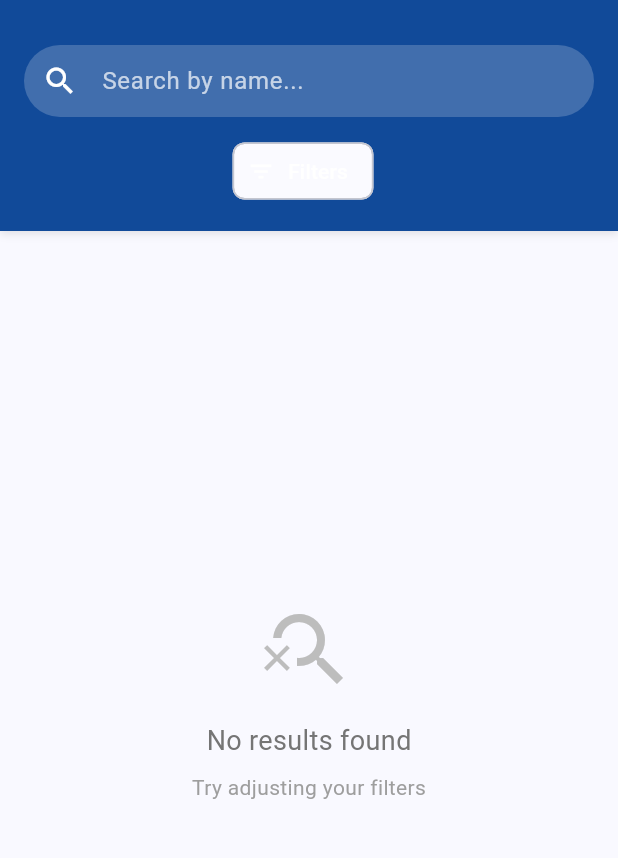
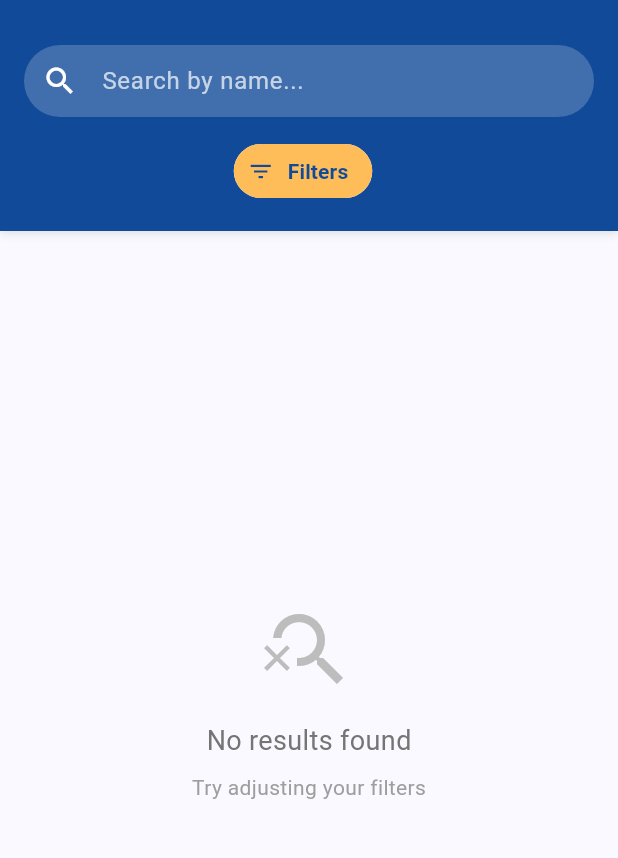
Before and after one commit to alyssahusna44/fyp-skillswap-app, a Flutter app: the screen it shows once a user with an empty profile is signed in, scrolled down 338 dp, after a tap on "Find Skills", on a phone screen of 412 x 824 dp, the part 63-921 px from its top. Run offline on Flutter 3.47's test engine with Material 3 defaults, Android fonts, the phone set to English and light mode, and no system bars; our stand-ins replace email_validator, flutter_dotenv, image_picker, supabase_flutter, table_calendar; accounts and stored records are empty.

Commit message:
Replace logo placeholder with asset image in AuthWrapper and HomeScreen; update filter chip styles in SearchScreen for improved readability

```diff
--- a/lib/auth/auth_wrapper.dart
+++ b/lib/auth/auth_wrapper.dart
@@ -82,15 +82,10 @@ class _AuthWrapperScreenState extends State<AuthWrapperScreen>
               padding: const EdgeInsets.all(24.0),
               child: Column(
                 children: [
-                  // App Logo (you can replace with your app logo)
-                  Container(
-                    width: 100,
-                    height: 100,
-                    decoration: BoxDecoration(
-                      color: Theme.of(context).primaryColor,
-                      borderRadius: BorderRadius.circular(20),
-                    ),
-                    child: Icon(Icons.school, size: 50, color: Colors.white),
+                  Image.asset(
+                    'lib/assets/SkillSwap_Logo.png',
+                    height: 120, // Adjusted size
+                    fit: BoxFit.contain,
                   ),
                   const SizedBox(height: 16),
 
--- a/lib/home_screen.dart
+++ b/lib/home_screen.dart
@@ -174,9 +174,11 @@ class _HomeScreenState extends State<HomeScreen> {
     return Scaffold(
       key: _scaffoldKey,
       appBar: AppBar(
-        title: const Text(
-          'SkillSwap',
-          style: TextStyle(fontWeight: FontWeight.bold),
+        title: Image.asset(
+          'lib/assets/SkillSwap_Logo.png',
+          height: 35,
+          color: Colors.white,
+          colorBlendMode: BlendMode.srcIn,
         ),
         elevation: 0,
         backgroundColor: Theme.of(context).primaryColor,
--- a/lib/search/search_screen.dart
+++ b/lib/search/search_screen.dart
@@ -295,44 +295,56 @@ class _SearchScreenState extends State<SearchScreen> {
                     children: [
                       // Filter button
                       ActionChip(
-                        avatar: const Icon(
+                        avatar: Icon(
                           Icons.filter_list,
                           size: 18,
-                          color: Colors.white,
+                          color: Theme.of(
+                            context,
+                          ).primaryColor, // Uses the dark blue (#114A99)
                         ),
-                        label: const Text(
+                        label: Text(
                           'Filters',
-                          style: TextStyle(color: Colors.white),
+                          style: TextStyle(
+                            color: Theme.of(
+                              context,
+                            ).primaryColor, // Uses the dark blue (#114A99)
+                            fontWeight: FontWeight.bold,
+                          ),
                         ),
-                        backgroundColor: Colors.white.withOpacity(0.2),
+                        // backgroundColor uses the accent color (#FEBD59) defined in main.dart
+                        backgroundColor: Theme.of(
+                          context,
+                        ).colorScheme.secondary,
                         onPressed: _showFilterDialog,
+                        side: BorderSide
+                            .none, // Removes the border for a cleaner look
+                        shape: RoundedRectangleBorder(
+                          borderRadius: BorderRadius.circular(20),
+                        ),
                       ),
                       const SizedBox(width: 8),
 
-                      // Active filters
+                      // Active filter chips (Updated for better readability)
                       if (_selectedSkillFilter != null) ...[
                         Chip(
-                          label: Text(_selectedSkillFilter!),
-                          deleteIcon: const Icon(Icons.close, size: 18),
+                          label: Text(
+                            _selectedSkillFilter!,
+                            style: TextStyle(
+                              color: Theme.of(context).primaryColor,
+                              fontWeight: FontWeight.w500,
+                            ),
+                          ),
+                          deleteIcon: Icon(
+                            Icons.close,
+                            size: 18,
+                            color: Theme.of(context).primaryColor,
+                          ),
                           onDeleted: () {
                             setState(() => _selectedSkillFilter = null);
                             _performSearch();
                           },
                           backgroundColor: Colors.white,
-                        ),
-                        const SizedBox(width: 8),
-                      ],
-
-                      if (_selectedLocationFilter != null &&
-                          _selectedLocationFilter!.isNotEmpty) ...[
-                        Chip(
-                          label: Text(_selectedLocationFilter!),
-                          deleteIcon: const Icon(Icons.close, size: 18),
-                          onDeleted: () {
-                            setState(() => _selectedLocationFilter = null);
-                            _performSearch();
-                          },
-                          backgroundColor: Colors.white,
+                          side: BorderSide.none,
                         ),
                         const SizedBox(width: 8),
                       ],
```
